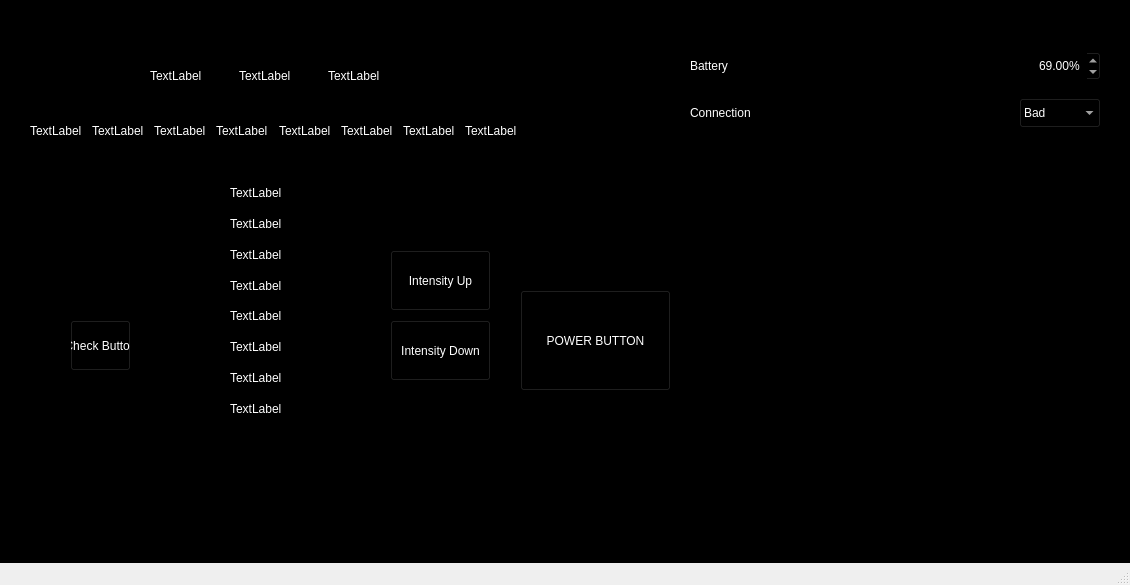
NebulaCo/ECSS, file mainwindow.ui: the form before one commit.
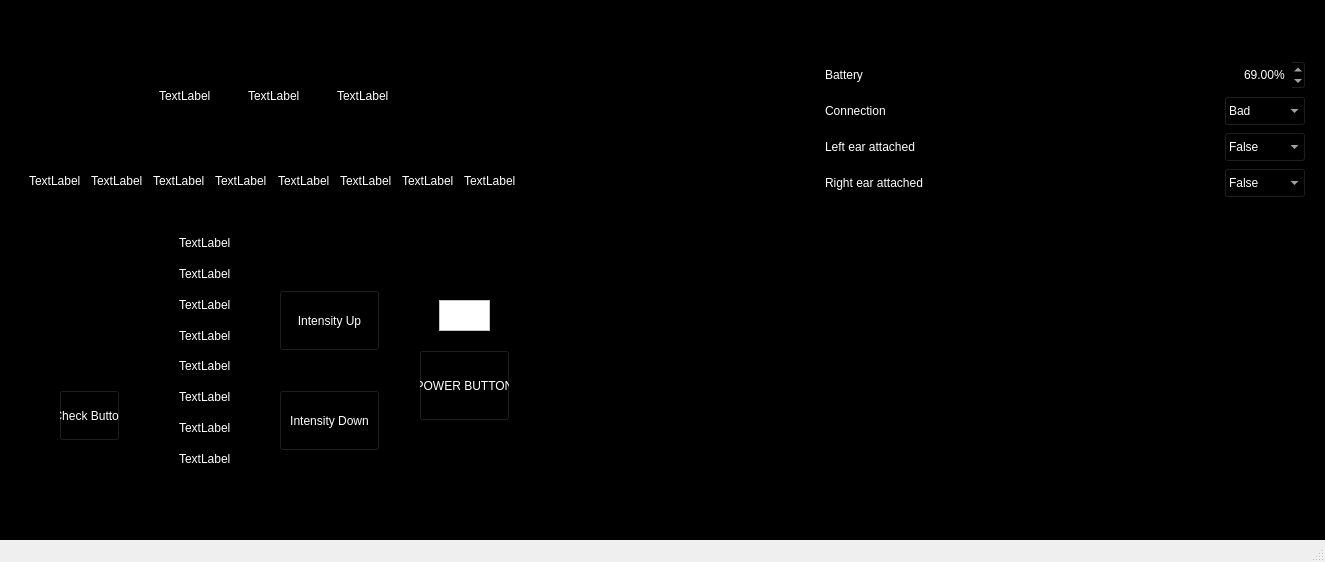
The form after the commit.

What changed in the file:
```diff
--- a/mainwindow.ui
+++ b/mainwindow.ui
@@ -6,8 +6,8 @@
    <rect>
     <x>0</x>
     <y>0</y>
-    <width>1130</width>
-    <height>585</height>
+    <width>1325</width>
+    <height>562</height>
    </rect>
   </property>
   <property name="cursor">
@@ -26,13 +26,40 @@
    <property name="styleSheet">
     <string notr="true">background-color: black; color: white</string>
    </property>
+   <layout class="QHBoxLayout" name="horizontalLayout_3">
+    <item>
+     <widget class="QWidget" name="widget" native="true">
+      <property name="sizePolicy">
+       <sizepolicy hsizetype="MinimumExpanding" vsizetype="MinimumExpanding">
+        <horstretch>0</horstretch>
+        <verstretch>0</verstretch>
+       </sizepolicy>
+      </property>
+      <property name="minimumSize">
+       <size>
+        <width>800</width>
+        <height>500</height>
+       </size>
+      </property>
+      <property name="maximumSize">
+       <size>
+        <width>800</width>
+        <height>500</height>
+       </size>
+      </property>
+      <property name="baseSize">
+       <size>
+        <width>800</width>
+        <height>500</height>
+       </size>
+      </property>
    <widget class="QPushButton" name="powerButton">
     <property name="geometry">
      <rect>
-      <x>520</x>
-      <y>290</y>
-      <width>151</width>
-      <height>101</height>
+         <x>410</x>
+         <y>330</y>
+         <width>91</width>
+         <height>71</height>
      </rect>
     </property>
     <property name="cursor">
@@ -45,53 +72,228 @@
      <string>POWER BUTTON</string>
     </property>
    </widget>
-   <widget class="QPushButton" name="intensityUp">
-    <property name="geometry">
-     <rect>
-      <x>390</x>
-      <y>250</y>
-      <width>101</width>
-      <height>61</height>
-     </rect>
-    </property>
-    <property name="styleSheet">
-     <string notr="true">color: white</string>
-    </property>
-    <property name="text">
-     <string>Intensity Up</string>
-    </property>
-   </widget>
-   <widget class="QPushButton" name="intensityDown">
-    <property name="geometry">
-     <rect>
-      <x>390</x>
-      <y>320</y>
-      <width>101</width>
-      <height>61</height>
-     </rect>
-    </property>
-    <property name="styleSheet">
-     <string notr="true">color: white</string>
-    </property>
-    <property name="text">
-     <string>Intensity Down</string>
-    </property>
-   </widget>
    <widget class="QGraphicsView" name="powerIndicator">
     <property name="geometry">
      <rect>
-      <x>570</x>
-      <y>240</y>
+         <x>430</x>
+         <y>280</y>
       <width>51</width>
       <height>31</height>
      </rect>
     </property>
+       <property name="styleSheet">
+        <string notr="true">background-color: white</string>
+       </property>
+      </widget>
+      <widget class="QPushButton" name="intensityDownButton">
+       <property name="geometry">
+        <rect>
+         <x>270</x>
+         <y>370</y>
+         <width>101</width>
+         <height>61</height>
+        </rect>
+       </property>
+       <property name="styleSheet">
+        <string notr="true">color: white</string>
+       </property>
+       <property name="text">
+        <string>Intensity Down</string>
+       </property>
+      </widget>
+      <widget class="QPushButton" name="intensityUpButton">
+       <property name="geometry">
+        <rect>
+         <x>270</x>
+         <y>270</y>
+         <width>101</width>
+         <height>61</height>
+        </rect>
+       </property>
+       <property name="styleSheet">
+        <string notr="true">color: white</string>
+       </property>
+       <property name="text">
+        <string>Intensity Up</string>
+       </property>
+      </widget>
+      <widget class="QWidget" name="layoutWidget">
+       <property name="geometry">
+        <rect>
+         <x>20</x>
+         <y>140</y>
+         <width>491</width>
+         <height>41</height>
+        </rect>
+       </property>
+       <layout class="QHBoxLayout" name="horizontalLayout_2">
+        <item>
+         <widget class="QLabel" name="session1">
+          <property name="text">
+           <string>TextLabel</string>
+          </property>
+         </widget>
+        </item>
+        <item>
+         <widget class="QLabel" name="session2">
+          <property name="text">
+           <string>TextLabel</string>
+          </property>
+         </widget>
+        </item>
+        <item>
+         <widget class="QLabel" name="session3">
+          <property name="text">
+           <string>TextLabel</string>
+          </property>
+         </widget>
+        </item>
+        <item>
+         <widget class="QLabel" name="session4">
+          <property name="text">
+           <string>TextLabel</string>
+          </property>
+         </widget>
+        </item>
+        <item>
+         <widget class="QLabel" name="session5">
+          <property name="text">
+           <string>TextLabel</string>
+          </property>
+         </widget>
+        </item>
+        <item>
+         <widget class="QLabel" name="session6">
+          <property name="text">
+           <string>TextLabel</string>
+          </property>
+         </widget>
+        </item>
+        <item>
+         <widget class="QLabel" name="session7">
+          <property name="text">
+           <string>TextLabel</string>
+          </property>
+         </widget>
+        </item>
+        <item>
+         <widget class="QLabel" name="session8">
+          <property name="text">
+           <string>TextLabel</string>
+          </property>
+         </widget>
+        </item>
+       </layout>
+      </widget>
+      <widget class="QWidget" name="layoutWidget">
+       <property name="geometry">
+        <rect>
+         <x>150</x>
+         <y>50</y>
+         <width>261</width>
+         <height>51</height>
+        </rect>
+       </property>
+       <layout class="QHBoxLayout" name="horizontalLayout">
+        <item>
+         <widget class="QLabel" name="group1">
+          <property name="text">
+           <string>TextLabel</string>
+          </property>
+         </widget>
+        </item>
+        <item>
+         <widget class="QLabel" name="group2">
+          <property name="text">
+           <string>TextLabel</string>
+          </property>
+         </widget>
+        </item>
+        <item>
+         <widget class="QLabel" name="group3">
+          <property name="text">
+           <string>TextLabel</string>
+          </property>
+         </widget>
+        </item>
+       </layout>
+      </widget>
+      <widget class="QWidget" name="layoutWidget">
+       <property name="geometry">
+        <rect>
+         <x>170</x>
+         <y>210</y>
+         <width>71</width>
+         <height>241</height>
+        </rect>
+       </property>
+       <layout class="QVBoxLayout" name="verticalLayout">
+        <item>
+         <widget class="QLabel" name="bar8">
+          <property name="styleSheet">
+           <string notr="true"/>
+          </property>
+          <property name="text">
+           <string>TextLabel</string>
+          </property>
+         </widget>
+        </item>
+        <item>
+         <widget class="QLabel" name="bar7">
+          <property name="text">
+           <string>TextLabel</string>
+          </property>
+         </widget>
+        </item>
+        <item>
+         <widget class="QLabel" name="bar6">
+          <property name="text">
+           <string>TextLabel</string>
+          </property>
+         </widget>
+        </item>
+        <item>
+         <widget class="QLabel" name="bar5">
+          <property name="text">
+           <string>TextLabel</string>
+          </property>
+         </widget>
+        </item>
+        <item>
+         <widget class="QLabel" name="bar4">
+          <property name="text">
+           <string>TextLabel</string>
+          </property>
+         </widget>
+        </item>
+        <item>
+         <widget class="QLabel" name="bar3">
+          <property name="text">
+           <string>TextLabel</string>
+          </property>
+         </widget>
+        </item>
+        <item>
+         <widget class="QLabel" name="bar2">
+          <property name="text">
+           <string>TextLabel</string>
+          </property>
+         </widget>
+        </item>
+        <item>
+         <widget class="QLabel" name="bar1">
+          <property name="text">
+           <string>TextLabel</string>
+          </property>
+         </widget>
+        </item>
+       </layout>
    </widget>
    <widget class="QPushButton" name="checkButton">
     <property name="geometry">
      <rect>
-      <x>70</x>
-      <y>320</y>
+         <x>50</x>
+         <y>370</y>
       <width>61</width>
       <height>51</height>
      </rect>
@@ -103,23 +305,44 @@
      <string>Check Button</string>
     </property>
    </widget>
+     </widget>
+    </item>
+    <item>
+     <widget class="QWidget" name="adminWidget" native="true">
+      <property name="sizePolicy">
+       <sizepolicy hsizetype="MinimumExpanding" vsizetype="MinimumExpanding">
+        <horstretch>0</horstretch>
+        <verstretch>0</verstretch>
+       </sizepolicy>
+      </property>
+      <property name="minimumSize">
+       <size>
+        <width>500</width>
+        <height>500</height>
+       </size>
+      </property>
+      <property name="maximumSize">
+       <size>
+        <width>500</width>
+        <height>500</height>
+       </size>
+      </property>
+      <property name="baseSize">
+       <size>
+        <width>500</width>
+        <height>500</height>
+       </size>
+      </property>
    <widget class="QWidget" name="gridLayoutWidget">
     <property name="geometry">
      <rect>
-      <x>690</x>
+         <x>10</x>
       <y>40</y>
-      <width>411</width>
-      <height>101</height>
+         <width>481</width>
+         <height>140</height>
      </rect>
     </property>
     <layout class="QGridLayout" name="gridLayout">
-     <item row="1" column="0">
-      <widget class="QLabel" name="label_2">
-       <property name="text">
-        <string>Connection</string>
-       </property>
-      </widget>
-     </item>
      <item row="0" column="0">
       <widget class="QLabel" name="batterLabel">
        <property name="enabled">
@@ -221,180 +444,121 @@
        </item>
       </widget>
      </item>
-    </layout>
-   </widget>
-   <widget class="QWidget" name="">
-    <property name="geometry">
-     <rect>
-      <x>150</x>
-      <y>50</y>
-      <width>261</width>
-      <height>51</height>
-     </rect>
-    </property>
-    <layout class="QHBoxLayout" name="horizontalLayout">
-     <item>
-      <widget class="QLabel" name="group1">
-       <property name="text">
-        <string>TextLabel</string>
-       </property>
-      </widget>
-     </item>
-     <item>
-      <widget class="QLabel" name="group2">
-       <property name="text">
-        <string>TextLabel</string>
-       </property>
-      </widget>
-     </item>
-     <item>
-      <widget class="QLabel" name="group3">
-       <property name="text">
-        <string>TextLabel</string>
-       </property>
-      </widget>
-     </item>
-    </layout>
-   </widget>
-   <widget class="QWidget" name="">
-    <property name="geometry">
-     <rect>
-      <x>230</x>
-      <y>180</y>
-      <width>71</width>
-      <height>241</height>
-     </rect>
-    </property>
-    <layout class="QVBoxLayout" name="verticalLayout">
-     <item>
-      <widget class="QLabel" name="bar8">
-       <property name="styleSheet">
-        <string notr="true"/>
-       </property>
-       <property name="text">
-        <string>TextLabel</string>
-       </property>
-      </widget>
-     </item>
-     <item>
-      <widget class="QLabel" name="bar7">
-       <property name="text">
-        <string>TextLabel</string>
-       </property>
-      </widget>
-     </item>
-     <item>
-      <widget class="QLabel" name="bar6">
-       <property name="text">
-        <string>TextLabel</string>
+        <item row="0" column="1">
+         <widget class="QDoubleSpinBox" name="batterySpinBox">
+          <property name="minimumSize">
+           <size>
+            <width>82</width>
+            <height>30</height>
+           </size>
+          </property>
+          <property name="maximumSize">
+           <size>
+            <width>82</width>
+            <height>30</height>
+           </size>
+          </property>
+          <property name="alignment">
+           <set>Qt::AlignRight|Qt::AlignTrailing|Qt::AlignVCenter</set>
+          </property>
+          <property name="prefix">
+           <string/>
+          </property>
+          <property name="suffix">
+           <string>%</string>
+          </property>
+          <property name="decimals">
+           <number>2</number>
+          </property>
+          <property name="maximum">
+           <double>100.000000000000000</double>
+          </property>
+          <property name="stepType">
+           <enum>QAbstractSpinBox::DefaultStepType</enum>
+          </property>
+          <property name="value">
+           <double>69.000000000000000</double>
        </property>
       </widget>
      </item>
-     <item>
-      <widget class="QLabel" name="bar5">
+        <item row="2" column="0">
+         <widget class="QLabel" name="leftEarLabel">
        <property name="text">
-        <string>TextLabel</string>
+           <string>Left ear attached</string>
        </property>
       </widget>
      </item>
-     <item>
-      <widget class="QLabel" name="bar4">
+        <item row="1" column="0">
+         <widget class="QLabel" name="connectionLalbel">
        <property name="text">
-        <string>TextLabel</string>
+           <string>Connection</string>
        </property>
       </widget>
      </item>
-     <item>
-      <widget class="QLabel" name="bar3">
+        <item row="3" column="0">
+         <widget class="QLabel" name="rightEarLabel">
        <property name="text">
-        <string>TextLabel</string>
+           <string>Right ear attached</string>
        </property>
       </widget>
      </item>
-     <item>
-      <widget class="QLabel" name="bar2">
-       <property name="text">
-        <string>TextLabel</string>
-       </property>
-      </widget>
-     </item>
-     <item>
-      <widget class="QLabel" name="bar1">
-       <property name="text">
-        <string>TextLabel</string>
-       </property>
-      </widget>
-     </item>
-    </layout>
-   </widget>
-   <widget class="QWidget" name="">
-    <property name="geometry">
-     <rect>
-      <x>30</x>
-      <y>110</y>
-      <width>491</width>
-      <height>41</height>
-     </rect>
-    </property>
-    <layout class="QHBoxLayout" name="horizontalLayout_2">
+        <item row="2" column="1">
+         <widget class="QComboBox" name="leftEarComboBox">
+          <property name="minimumSize">
+           <size>
+            <width>82</width>
+            <height>30</height>
+           </size>
+          </property>
+          <property name="maximumSize">
+           <size>
+            <width>82</width>
+            <height>30</height>
+           </size>
+          </property>
      <item>
-      <widget class="QLabel" name="session1">
        <property name="text">
-        <string>TextLabel</string>
-       </property>
-      </widget>
+            <string>False</string>
+           </property>
      </item>
      <item>
-      <widget class="QLabel" name="session2">
        <property name="text">
-        <string>TextLabel</string>
-       </property>
-      </widget>
-     </item>
-     <item>
-      <widget class="QLabel" name="session3">
-       <property name="text">
-        <string>TextLabel</string>
-       </property>
-      </widget>
-     </item>
-     <item>
-      <widget class="QLabel" name="session4">
-       <property name="text">
-        <string>TextLabel</string>
-       </property>
-      </widget>
-     </item>
-     <item>
-      <widget class="QLabel" name="session5">
-       <property name="text">
-        <string>TextLabel</string>
-       </property>
-      </widget>
-     </item>
+            <string>True</string>
+           </property>
+          </item>
+         </widget>
+        </item>
+        <item row="3" column="1">
+         <widget class="QComboBox" name="rightEarComboBox">
+          <property name="minimumSize">
+           <size>
+            <width>82</width>
+            <height>30</height>
+           </size>
+          </property>
+          <property name="maximumSize">
+           <size>
+            <width>82</width>
+            <height>30</height>
+           </size>
+          </property>
      <item>
-      <widget class="QLabel" name="session6">
        <property name="text">
-        <string>TextLabel</string>
-       </property>
-      </widget>
+            <string>False</string>
+           </property>
      </item>
      <item>
-      <widget class="QLabel" name="session7">
        <property name="text">
-        <string>TextLabel</string>
-       </property>
-      </widget>
-     </item>
-     <item>
-      <widget class="QLabel" name="session8">
-       <property name="text">
-        <string>TextLabel</string>
-       </property>
+            <string>True</string>
+           </property>
+          </item>
       </widget>
      </item>
     </layout>
    </widget>
+     </widget>
+    </item>
+   </layout>
   </widget>
   <widget class="QMenuBar" name="menubar">
    <property name="geometry">
```
Left out of the diff: 30 changed lines with no effect on the pictures. Lines whose indentation alone changed are shown as unchanged.
